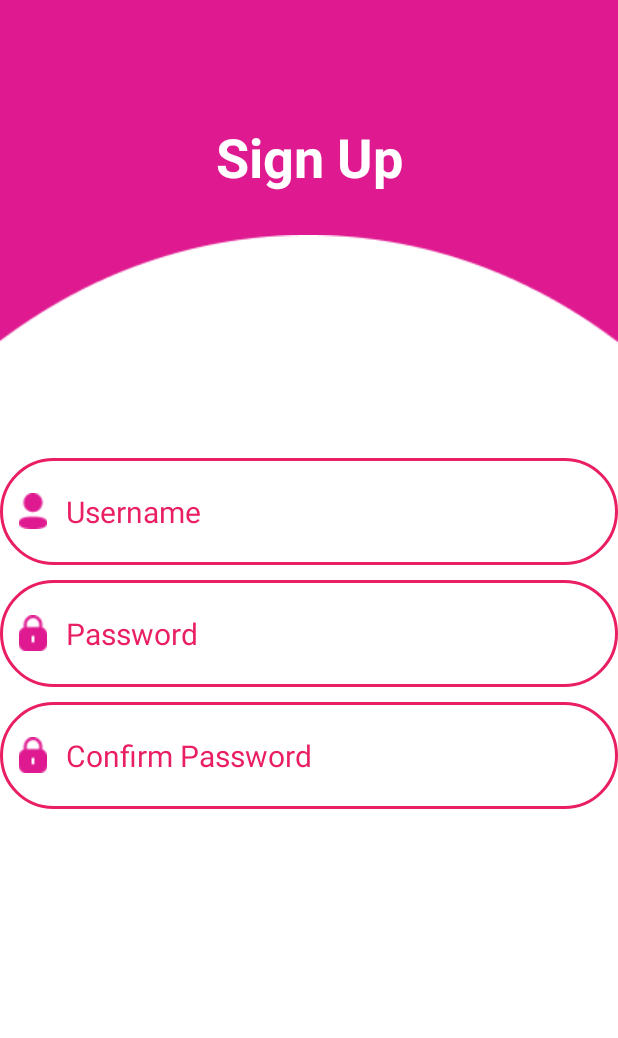
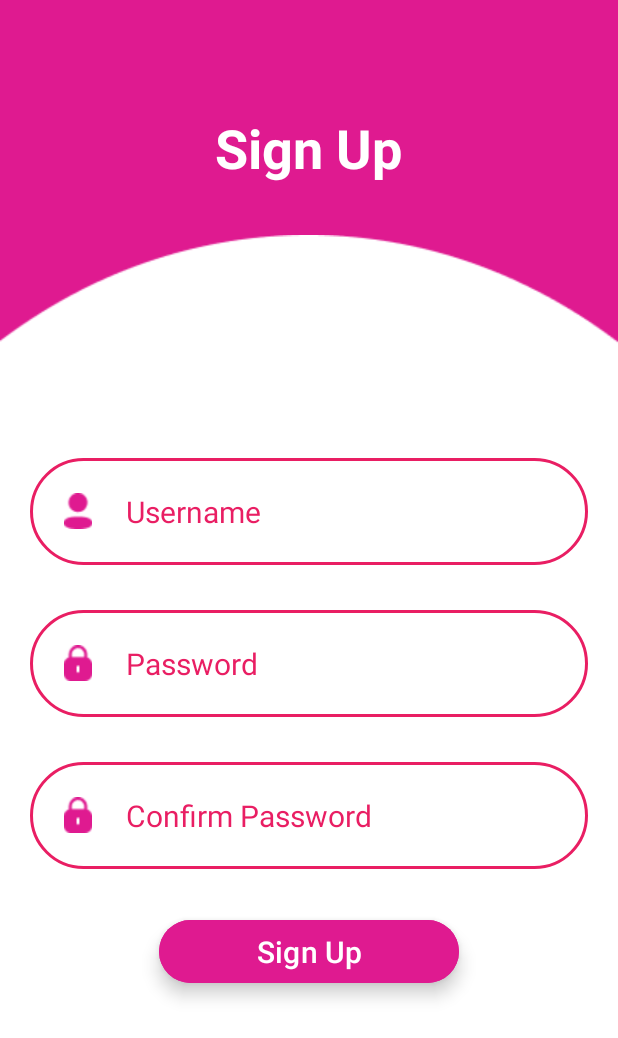
Before and after one commit to jankidarandale92/SHE_Solves_Team_Zenith, an Android app: the layout sign_up.xml on its own in the app's theme, with its tools: preview values and no code run, on a phone screen of 412 x 824 dp. Shown: the top 1038 px of the screen. Run offline under Robolectric (Android 15) with nearby library versions, the phone set to English and light mode, and no system bars.

Commit message:
Sign Up Page Design Alignment Corrected and Signup Button Added

```diff
--- a/app/src/main/res/layout/sign_up.xml
+++ b/app/src/main/res/layout/sign_up.xml
@@ -10,15 +10,17 @@
         android:id="@+id/sign_up"
         android:layout_width="wrap_content"
         android:layout_height="wrap_content"
+        android:gravity="center"
         android:text="@string/sign_up"
         android:textColor="@android:color/white"
         android:textSize="36dp"
         android:textStyle="bold"
         app:layout_constraintBottom_toTopOf="@+id/bg_white_img"
         app:layout_constraintEnd_toEndOf="parent"
+        app:layout_constraintHorizontal_bias="0.498"
         app:layout_constraintStart_toStartOf="parent"
         app:layout_constraintTop_toTopOf="parent"
-        app:layout_constraintVertical_bias="0.739" />
+        app:layout_constraintVertical_bias="0.687" />
 
     <ImageView
         android:id="@+id/bg_white_img"
@@ -38,93 +40,114 @@
     <LinearLayout
         android:layout_width="match_parent"
         android:layout_height="wrap_content"
+        android:layout_margin="20dp"
+        android:foregroundGravity="center_vertical"
+        android:gravity="center_vertical"
         android:orientation="vertical"
         app:layout_constraintBottom_toBottomOf="@+id/bg_white_img"
         app:layout_constraintEnd_toEndOf="parent"
         app:layout_constraintStart_toStartOf="parent"
-        app:layout_constraintTop_toTopOf="parent">
+        app:layout_constraintTop_toTopOf="parent"
+        app:layout_constraintVertical_bias="0.682">
         <!-- Username Field -->
         <LinearLayout
             android:layout_width="match_parent"
             android:layout_height="wrap_content"
+            android:layout_marginTop="40dp"
+            android:background="@drawable/input_bg"
+            android:gravity="center_vertical"
+            android:minHeight="56dp"
             android:orientation="horizontal"
-            android:background="@drawable/input_bg"
-            android:padding="10dp"
-            android:gravity="center_vertical"
-            android:layout_marginTop="20dp"
-            android:minHeight="56dp"> <!-- Increased touch area -->
+            android:padding="10dp"> <!-- Increased touch area -->
 
             <ImageView
                 android:layout_width="24dp"
                 android:layout_height="24dp"
-                android:src="@drawable/username_icon"
-                android:layout_marginRight="10dp"/>
+                android:layout_marginLeft="10dp"
+                android:layout_marginRight="20dp"
+                android:src="@drawable/username_icon" />
 
             <EditText
                 android:layout_width="match_parent"
                 android:layout_height="wrap_content"
+                android:background="@null"
                 android:hint="Username"
+                android:paddingVertical="12dp"
                 android:textColorHint="#E91E63"
-                android:textSize="20sp"
-                android:background="@null"
-                android:paddingVertical="12dp"/> <!-- Better touch area -->
+                android:textSize="20sp" /> <!-- Better touch area -->
         </LinearLayout>
 
         <!-- Password Field -->
         <LinearLayout
             android:layout_width="match_parent"
             android:layout_height="wrap_content"
+            android:layout_marginTop="30dp"
+            android:background="@drawable/input_bg"
+            android:gravity="center_vertical"
+            android:minHeight="56dp"
             android:orientation="horizontal"
-            android:background="@drawable/input_bg"
-            android:padding="10dp"
-            android:gravity="center_vertical"
-            android:layout_marginTop="10dp"
-            android:minHeight="56dp">
+            android:padding="10dp">
 
             <ImageView
                 android:layout_width="24dp"
                 android:layout_height="24dp"
-                android:src="@drawable/password_icon"
-                android:layout_marginRight="10dp"/>
+                android:layout_marginLeft="10dp"
+                android:layout_marginRight="20dp"
+                android:src="@drawable/password_icon" />
 
             <EditText
                 android:layout_width="match_parent"
                 android:layout_height="wrap_content"
+                android:background="@null"
                 android:hint="Password"
                 android:inputType="textPassword"
+                android:paddingVertical="12dp"
                 android:textColorHint="#E91E63"
-                android:textSize="20sp"
-                android:background="@null"
-                android:paddingVertical="12dp"/>
+                android:textSize="20sp" />
         </LinearLayout>
 
         <!-- Confirm Password Field -->
         <LinearLayout
             android:layout_width="match_parent"
             android:layout_height="wrap_content"
+            android:layout_marginTop="30dp"
+            android:background="@drawable/input_bg"
+            android:gravity="center_vertical"
+            android:minHeight="56dp"
             android:orientation="horizontal"
-            android:background="@drawable/input_bg"
-            android:padding="10dp"
-            android:gravity="center_vertical"
-            android:layout_marginTop="10dp"
-            android:minHeight="56dp">
+            android:padding="10dp">
 
             <ImageView
                 android:layout_width="24dp"
                 android:layout_height="24dp"
-                android:src="@drawable/password_icon"
-                android:layout_marginRight="10dp"/>
+                android:layout_marginLeft="10dp"
+                android:layout_marginRight="20dp"
+                android:src="@drawable/password_icon" />
 
             <EditText
                 android:layout_width="match_parent"
                 android:layout_height="wrap_content"
+                android:background="@null"
                 android:hint="Confirm Password"
                 android:inputType="textPassword"
+                android:paddingVertical="12dp"
                 android:textColorHint="#E91E63"
-                android:textSize="20sp"
-                android:background="@null"
-                android:paddingVertical="12dp"/>
+                android:textSize="20sp" />
         </LinearLayout>
+
+        <Button
+            android:id="@+id/btn_signup"
+            android:layout_width="200dp"
+            android:layout_height="50dp"
+            android:layout_margin="30dp"
+            android:layout_gravity="center"
+            android:backgroundTint="@color/primary"
+            android:elevation="3dp"
+            android:stateListAnimator="@null"
+            android:text="@string/sign_up"
+            android:textColor="@android:color/white"
+            android:textSize="20sp"
+            android:translationZ="4dp" />
 
     </LinearLayout>
 
```
